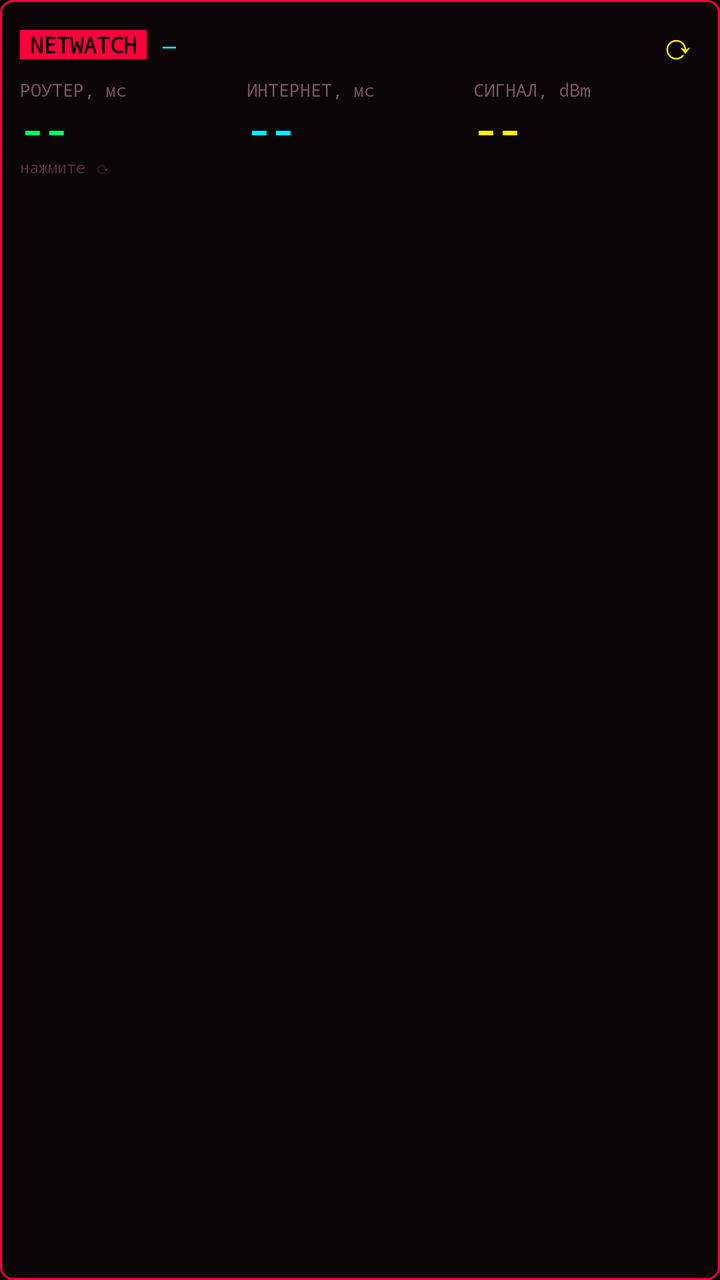
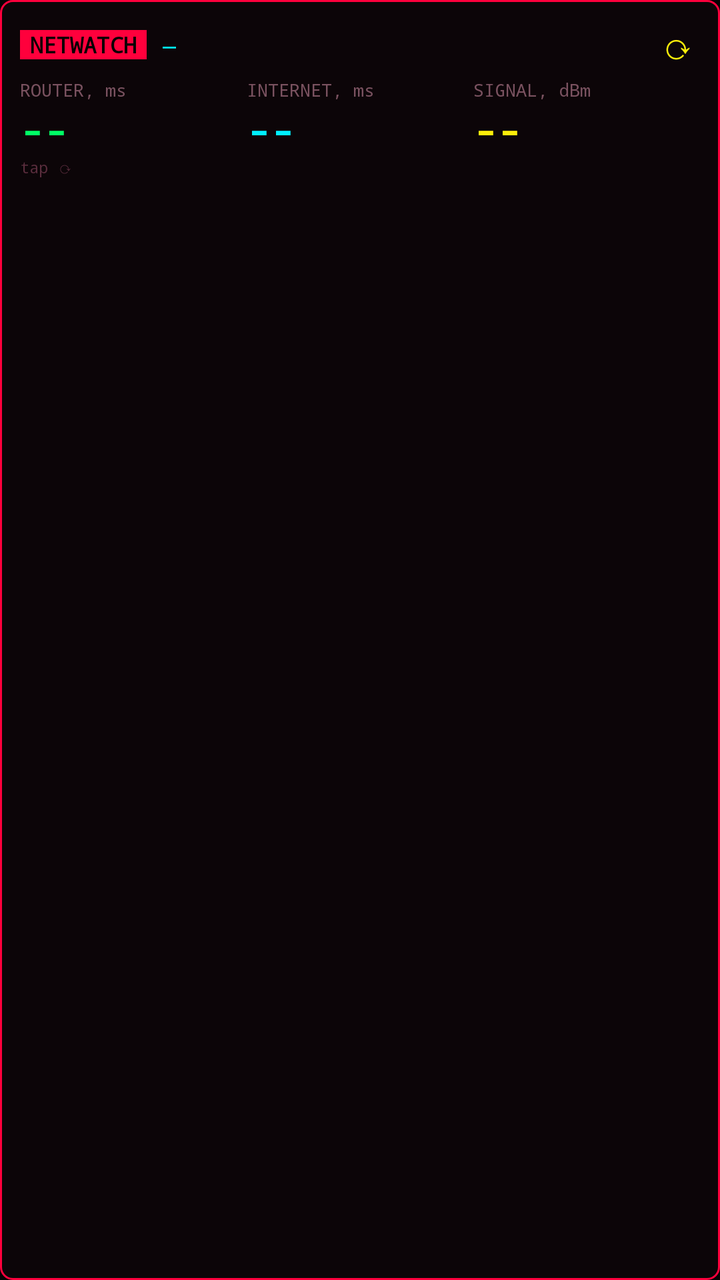

Compare the two renders of this Android layout. The source of the first and the diff that turns it into the second are given below.
<!-- AndroidManifest.xml: application theme Theme.NetWatch -->
<!-- res/layout/widget.xml -->
<?xml version="1.0" encoding="utf-8"?>
<LinearLayout xmlns:android="http://schemas.android.com/apk/res/android"
    android:id="@+id/w_root"
    android:layout_width="match_parent" android:layout_height="match_parent"
    android:orientation="vertical" android:padding="10dp"
    android:background="@drawable/widget_bg">

    <LinearLayout android:layout_width="match_parent" android:layout_height="wrap_content" android:orientation="horizontal" android:gravity="center_vertical">
        <TextView android:layout_width="wrap_content" android:layout_height="wrap_content"
            android:text="NETWATCH" android:textColor="#050204" android:background="#FF003C"
            android:paddingStart="5dp" android:paddingEnd="5dp" android:textSize="11sp" android:textStyle="bold" android:fontFamily="monospace" />
        <TextView android:id="@+id/w_ssid" android:layout_width="0dp" android:layout_weight="1" android:layout_height="wrap_content"
            android:paddingStart="8dp" android:text="—" android:textColor="#00F0FF" android:textSize="11sp" android:fontFamily="monospace"
            android:singleLine="true" android:ellipsize="end" />
        <TextView android:id="@+id/w_refresh" android:layout_width="wrap_content" android:layout_height="wrap_content"
            android:text="⟳" android:textColor="#FCEE0A" android:textSize="18sp" android:paddingStart="8dp" android:paddingEnd="2dp" />
    </LinearLayout>

    <LinearLayout android:layout_width="match_parent" android:layout_height="wrap_content" android:orientation="horizontal" android:layout_marginTop="4dp">
        <LinearLayout android:layout_width="0dp" android:layout_weight="1" android:layout_height="wrap_content" android:orientation="vertical">
            <TextView android:layout_width="wrap_content" android:layout_height="wrap_content" android:text="РОУТЕР, мс" android:textColor="#7A5260" android:textSize="9sp" android:fontFamily="monospace" />
            <TextView android:id="@+id/w_gw" android:layout_width="wrap_content" android:layout_height="wrap_content" android:text="--" android:textColor="#00FF66" android:textSize="20sp" android:textStyle="bold" android:fontFamily="monospace" />
        </LinearLayout>
        <LinearLayout android:layout_width="0dp" android:layout_weight="1" android:layout_height="wrap_content" android:orientation="vertical">
            <TextView android:layout_width="wrap_content" android:layout_height="wrap_content" android:text="ИНТЕРНЕТ, мс" android:textColor="#7A5260" android:textSize="9sp" android:fontFamily="monospace" />
            <TextView android:id="@+id/w_inet" android:layout_width="wrap_content" android:layout_height="wrap_content" android:text="--" android:textColor="#00F0FF" android:textSize="20sp" android:textStyle="bold" android:fontFamily="monospace" />
        </LinearLayout>
        <LinearLayout android:layout_width="0dp" android:layout_weight="1" android:layout_height="wrap_content" android:orientation="vertical">
            <TextView android:layout_width="wrap_content" android:layout_height="wrap_content" android:text="СИГНАЛ, dBm" android:textColor="#7A5260" android:textSize="9sp" android:fontFamily="monospace" />
            <TextView android:id="@+id/w_sig" android:layout_width="wrap_content" android:layout_height="wrap_content" android:text="--" android:textColor="#FCEE0A" android:textSize="20sp" android:textStyle="bold" android:fontFamily="monospace" />
        </LinearLayout>
    </LinearLayout>

    <TextView android:id="@+id/w_time" android:layout_width="match_parent" android:layout_height="wrap_content"
        android:text="нажмите ⟳" android:textColor="#5A2D3D" android:textSize="8sp" android:fontFamily="monospace" />
</LinearLayout>
<!-- resources referenced by this layout -->
<resources>
  <!-- drawable widget_bg (drawable) -->
  <?xml version="1.0" encoding="utf-8"?>
  <shape xmlns:android="http://schemas.android.com/apk/res/android" android:shape="rectangle">
      <solid android:color="#E60D0609" />
      <stroke android:width="1dp" android:color="#FF003C" />
      <corners android:radius="6dp" />
  </shape>
  <style name="Theme.NetWatch" parent="android:Theme.Material.NoActionBar">
          <item name="android:windowBackground">@color/nw_bg</item>
          <item name="android:statusBarColor">@color/nw_bg</item>
          <item name="android:navigationBarColor">@color/nw_bg</item>
      </style>
  <color name="nw_bg">#060204</color>
</resources>

<!-- the commit's change to res/layout/widget.xml (unified diff, before → after) -->
@@ -18,19 +18,19 @@
 
     <LinearLayout android:layout_width="match_parent" android:layout_height="wrap_content" android:orientation="horizontal" android:layout_marginTop="4dp">
         <LinearLayout android:layout_width="0dp" android:layout_weight="1" android:layout_height="wrap_content" android:orientation="vertical">
-            <TextView android:layout_width="wrap_content" android:layout_height="wrap_content" android:text="РОУТЕР, мс" android:textColor="#7A5260" android:textSize="9sp" android:fontFamily="monospace" />
+            <TextView android:layout_width="wrap_content" android:layout_height="wrap_content" android:text="@string/widget_router" android:textColor="#7A5260" android:textSize="9sp" android:fontFamily="monospace" />
             <TextView android:id="@+id/w_gw" android:layout_width="wrap_content" android:layout_height="wrap_content" android:text="--" android:textColor="#00FF66" android:textSize="20sp" android:textStyle="bold" android:fontFamily="monospace" />
         </LinearLayout>
         <LinearLayout android:layout_width="0dp" android:layout_weight="1" android:layout_height="wrap_content" android:orientation="vertical">
-            <TextView android:layout_width="wrap_content" android:layout_height="wrap_content" android:text="ИНТЕРНЕТ, мс" android:textColor="#7A5260" android:textSize="9sp" android:fontFamily="monospace" />
+            <TextView android:layout_width="wrap_content" android:layout_height="wrap_content" android:text="@string/widget_internet" android:textColor="#7A5260" android:textSize="9sp" android:fontFamily="monospace" />
             <TextView android:id="@+id/w_inet" android:layout_width="wrap_content" android:layout_height="wrap_content" android:text="--" android:textColor="#00F0FF" android:textSize="20sp" android:textStyle="bold" android:fontFamily="monospace" />
         </LinearLayout>
         <LinearLayout android:layout_width="0dp" android:layout_weight="1" android:layout_height="wrap_content" android:orientation="vertical">
-            <TextView android:layout_width="wrap_content" android:layout_height="wrap_content" android:text="СИГНАЛ, dBm" android:textColor="#7A5260" android:textSize="9sp" android:fontFamily="monospace" />
+            <TextView android:layout_width="wrap_content" android:layout_height="wrap_content" android:text="@string/widget_signal" android:textColor="#7A5260" android:textSize="9sp" android:fontFamily="monospace" />
             <TextView android:id="@+id/w_sig" android:layout_width="wrap_content" android:layout_height="wrap_content" android:text="--" android:textColor="#FCEE0A" android:textSize="20sp" android:textStyle="bold" android:fontFamily="monospace" />
         </LinearLayout>
     </LinearLayout>
 
     <TextView android:id="@+id/w_time" android:layout_width="match_parent" android:layout_height="wrap_content"
-        android:text="нажмите ⟳" android:textColor="#5A2D3D" android:textSize="8sp" android:fontFamily="monospace" />
+        android:text="@string/widget_tap" android:textColor="#5A2D3D" android:textSize="8sp" android:fontFamily="monospace" />
 </LinearLayout>
<!-- resource entries referenced after the edit -->
@@ -7,6 +7,10 @@
       <stroke android:width="1dp" android:color="#FF003C" />
       <corners android:radius="6dp" />
   </shape>
+  <string name="widget_internet">"INTERNET, ms"</string>
+  <string name="widget_router">"ROUTER, ms"</string>
+  <string name="widget_signal">"SIGNAL, dBm"</string>
+  <string name="widget_tap">"tap ⟳"</string>
   <style name="Theme.NetWatch" parent="android:Theme.Material.NoActionBar">
           <item name="android:windowBackground">@color/nw_bg</item>
           <item name="android:statusBarColor">@color/nw_bg</item>
